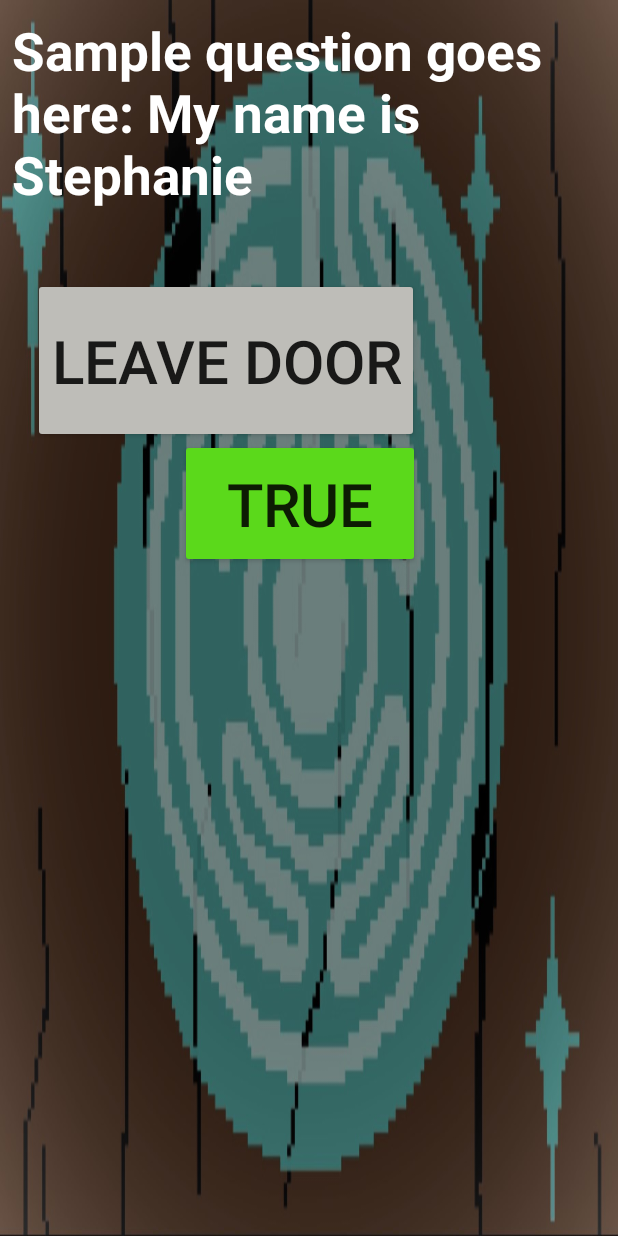
After one commit to mstaesc/TheWarlocksLabyrinth, an Android app: the QuestionScreenFragment screen opened through its navigation route, on a phone screen of 412 x 824 dp. The commit adds this screen. Run offline under Robolectric (Android 15) with nearby library versions, the phone set to English and light mode, and no system bars.

Commit message:
Trying to figure out how to click on door to go to question answering screen. I made the screens in layout xml files, just need to finish the Java to connect the two and have it function.
Need to do:
- update Door.java, NewGameFragment.java, QuestionScreenFragment.java
- Door.java will be fragment with door ImageButton that leads to QuestionScreenFragment.java
- NewGameFragment.java will be an Activity that will hold Door.java and QuestionScreenFragment.java (figure out how to make them communicate to each other through NewGame)

```diff
--- a/app/build.gradle
+++ b/app/build.gradle
@@ -44,4 +44,8 @@ dependencies {
     androidTestImplementation 'androidx.test.espresso:espresso-core:3.4.0'
     apply plugin: "androidx.navigation.safeargs"
 
+    implementation "androidx.viewpager2:viewpager2:1.0.0"
+    // Material - for viewpager2
+    implementation 'com.google.android.material:material:1.3.0'
+    implementation 'com.github.denzcoskun:ImageSlideshow:0.1.2'
 }
--- a/app/src/main/AndroidManifest.xml
+++ b/app/src/main/AndroidManifest.xml
@@ -1,6 +1,9 @@
 <?xml version="1.0" encoding="utf-8"?>
 <manifest xmlns:android="http://schemas.android.com/apk/res/android"
     xmlns:tools="http://schemas.android.com/tools">
+
+    <!--Internet permission, to connect to external libraries etc-->
+    <uses-permission android:name="android.permission.INTERNET"/>
 
     <application
         android:allowBackup="true"
--- a/app/src/main/java/edu/uw/tcss450/mtaesc/thewarlockslabyrinth/ui/HomeFragment.java
+++ b/app/src/main/java/edu/uw/tcss450/mtaesc/thewarlockslabyrinth/ui/HomeFragment.java
@@ -33,6 +33,11 @@ public class HomeFragment extends Fragment {
         super.onViewCreated(view, savedInstanceState);
 
         FragmentHomeBinding binding = FragmentHomeBinding.bind(requireView());
+//        binding.buttonNew.setOnClickListener(button ->
+//                Navigation.findNavController(requireView()).navigate(
+//                        HomeFragmentDirections
+//                                .actionNavigationHomeToNavigationNewGame()));
+        //TODO: QuestionScreenFragment:
         binding.buttonNew.setOnClickListener(button ->
                 Navigation.findNavController(requireView()).navigate(
                         HomeFragmentDirections
--- /dev/null
+++ b/app/src/main/java/edu/uw/tcss450/mtaesc/thewarlockslabyrinth/ui/QuestionScreenFragment.java
@@ -0,0 +1,189 @@
+package edu.uw.tcss450.mtaesc.thewarlockslabyrinth.ui;
+
+import static android.app.PendingIntent.getActivity;
+
+import android.content.pm.ActivityInfo;
+import android.os.Bundle;
+import android.view.LayoutInflater;
+import android.view.View;
+import android.view.ViewGroup;
+import android.widget.Button;
+import android.widget.ImageView;
+import android.widget.TextView;
+import android.widget.Toast;
+
+import androidx.annotation.Nullable;
+import androidx.appcompat.app.AppCompatActivity;
+import androidx.fragment.app.Fragment;
+import androidx.navigation.Navigation;
+
+import edu.uw.tcss450.mtaesc.thewarlockslabyrinth.R;
+import edu.uw.tcss450.mtaesc.thewarlockslabyrinth.databinding.FragmentNewGameBinding;
+import edu.uw.tcss450.mtaesc.thewarlockslabyrinth.databinding.FragmentQuestionsScreenBinding;
+import edu.uw.tcss450.mtaesc.thewarlockslabyrinth.ui.game.Question;
+
+public class QuestionScreenFragment extends Fragment implements View.OnClickListener{
+    private static final String TAG = NewGameFragment.class.getSimpleName();
+
+    /*
+    TODO: where questions are displayed for chosen door.
+        -Displays question, has buttons to choose true/false
+        -EX: it's like the user's contact chosen from the contact list in TCSS450 proj
+     */
+
+    private ImageView questionPic;
+    private Button falseBtn;
+    private Button trueBtn;
+
+    //TODO: implement:
+    private Button goBackBtn;
+    private Button goForwardBtn;
+
+    private TextView questionText;
+
+    private int correctAns = 0;
+    private int currentQuestionIndex = 0; //current index of question in q array
+
+    // TODO: QuestionScreenFragment things:
+    int[] evenDoors = {R.drawable.door_1, R.drawable.door_2, R.drawable.door_3, R.drawable.door_4};
+
+    int[] oddDoors = {R.drawable.door_1_alt, R.drawable.door_2_alt, R.drawable.door_3_alt, R.drawable.door_4_alt};
+
+    /**
+     set up array of questions w/ objects of Question class.
+     EX: Question(Question ID text, correct answer boolean)
+     */
+    private Question[] q = new Question[] {
+            //TODO: hook up database and put questions in QuestionID
+            new Question(R.string.questionText, true), //QuestionID from string.xml
+            new Question(R.string.questionText2, false),
+            new Question(R.string.questionText3, true),
+            new Question(R.string.questionText4, false),
+    };
+
+    @Override
+    public void onCreate(Bundle savedInstanceState) {
+        super.onCreate(savedInstanceState);
+//        setContentView(R.layout.fragment_questions_screen);
+    // Fragment locked in landscape screen orientation
+        getActivity().setRequestedOrientation(ActivityInfo.SCREEN_ORIENTATION_LANDSCAPE);
+    }
+
+    @Override
+    public View onCreateView(LayoutInflater inflater, ViewGroup container,
+                             Bundle savedInstanceState) {
+        // Inflate the layout for this fragment
+        return inflater.inflate(R.layout.fragment_questions_screen, container, false);
+    }
+
+    @Override
+    public void onViewCreated(View view, @Nullable Bundle savedInstanceState) {
+        //TODO: register buttons to listen to click events
+        falseBtn = (Button) getView().findViewById(R.id.falseBtn);
+        trueBtn = (Button) getView().findViewById(R.id.trueBtn);
+        falseBtn.setOnClickListener(this);
+        trueBtn.setOnClickListener(this);
+
+        goBackBtn = (Button) getView().findViewById(R.id.goBackBtn);
+        goForwardBtn = (Button) getView().findViewById(R.id.goForwardBtn);
+        goBackBtn.setOnClickListener(this);
+        goForwardBtn.setOnClickListener(this);
+        //default invisible until question is answered
+        goForwardBtn.setVisibility(View.INVISIBLE);
+        goForwardBtn.setVisibility(View.INVISIBLE);
+
+        questionText = (TextView) getView().findViewById(R.id.answerText);
+        questionPic = (ImageView) getView().findViewById(R.id.questions_background);
+    }
+
+    @Override
+    public void onClick(View view) {
+        //check what button the user clicks w/ switch case
+        switch (view.getId()) {
+            case R.id.falseBtn:
+                checkUserAnswer(false);
+                break;
+            case R.id.trueBtn:
+                checkUserAnswer(true);
+                break;
+            case R.id.goBackBtn:
+                //todo
+//
+                break;
+            case R.id.goForwardBtn:
+                //todo
+        }
+    }
+
+
+    FragmentQuestionsScreenBinding mBinding;
+//                View mView;
+//                mBinding.goBackBtn.setOnClickListener(
+//                      view1 -> {
+//                          Navigation.findNavController(mView).navigate(
+//                                  Directio
+//                          );
+//                      }
+//                );
+
+    /**
+     * TODO: get question from q[], based on what door the user is at.
+     * @return
+     */
+    private int getQuestion() {
+        //TODO: right now, just 1 question
+        Question que = new Question(R.string.questionText, q[0].getAnswerTrue());
+        return que.getQuestionID();
+    }
+
+    /**
+        TODO: Shows if user won the game or not, based on doors locked. For now just check number of answers guessed correctly
+     */
+    private void endResults() {
+        //go to next door, only 4 doors
+        if (currentQuestionIndex < 5) {
+            currentQuestionIndex++;
+            //if failed majority of questions, TODO: add accurate # of q's
+            if (correctAns == 0) {
+                questionText.setText(getString(R.string.endBad));
+                falseBtn.setVisibility(View.INVISIBLE);
+                trueBtn.setVisibility(View.INVISIBLE);
+                goBackBtn.setVisibility(View.VISIBLE);
+            } else {
+                questionText.setText(getString(R.string.endGood, correctAns));
+                falseBtn.setVisibility(View.INVISIBLE);
+                trueBtn.setVisibility(View.INVISIBLE);
+                goForwardBtn.setVisibility(View.VISIBLE);
+                goBackBtn.setVisibility(View.VISIBLE);
+            }
+        }
+    }
+
+    /**
+     * Based on result of question gives buttons on leaving or entering the door.
+     *      - If answered correct, then get option to go back or go forward.
+     *      - If answered incorrectly, then get only a go back button and update background to locked_question_background.jpg
+     */
+    private void btnsAfterQuestionAnswered() {
+
+    }
+
+    /**
+     * checks if user answered correctly and pops up message of success or not.
+     *
+     * @param userCorrectAns
+     */
+    private void checkUserAnswer(boolean userCorrectAns) {
+        boolean trueAns = q[currentQuestionIndex].getAnswerTrue();
+        int toastMessageID;
+
+        if (userCorrectAns == trueAns) {
+            toastMessageID = R.string.correct_answer;
+            correctAns++; //increase counter of answers that user got right
+        } else {
+            toastMessageID = R.string.wrong_answer;
+        }
+
+        Toast.makeText(getActivity(), toastMessageID, Toast.LENGTH_SHORT).show(); //pop up to inform user if what answer they chose was correct or not
+    }
+}
--- /dev/null
+++ b/app/src/main/res/layout/fragment_questions_screen.xml
@@ -0,0 +1,83 @@
+<?xml version="1.0" encoding="utf-8"?>
+<RelativeLayout xmlns:android="http://schemas.android.com/apk/res/android"
+    android:id="@+id/containerTest"
+    android:layout_width="match_parent"
+    android:layout_height="match_parent"
+    android:orientation="vertical">
+
+    <ImageView
+        android:id="@+id/questions_background"
+        android:layout_width="wrap_content"
+        android:layout_height="wrap_content"
+        android:scaleType="fitXY"
+        android:contentDescription="Door User is Looking at, can interact with if clicked on"
+        android:src="@drawable/question_background"/>
+
+    <TextView
+        android:id="@+id/answerText"
+        android:layout_width="729dp"
+        android:layout_height="291dp"
+        android:layout_gravity="right"
+        android:layout_marginStart="-2dp"
+        android:contentDescription="Question text user answers"
+        android:padding="10dp"
+        android:text="@string/questionText"
+        android:textColor="@android:color/white"
+        android:textSize="35sp"
+        android:textStyle="bold" />
+
+    <RelativeLayout
+        android:layout_width="match_parent"
+        android:layout_height="86dp"
+        android:layout_below="@+id/answerText"
+        android:layout_marginStart="0dp"
+        android:layout_marginTop="1dp">
+
+        <!--TrueButton-->
+        <Button
+            android:id="@+id/trueBtn"
+            android:layout_width="160dp"
+            android:layout_height="match_parent"
+            android:layout_marginLeft="120dp"
+            android:backgroundTint="#5BD91B"
+            android:contentDescription="True button"
+            android:text="@string/trueText"
+            android:textSize="40sp" />
+
+        <!--FalseButton-->
+        <Button
+            android:id="@+id/falseBtn"
+            android:layout_width="160dp"
+            android:layout_height="match_parent"
+            android:layout_marginLeft="440dp"
+            android:backgroundTint="#E33328"
+            android:contentDescription="false button"
+            android:text="@string/falseText"
+            android:textSize="40sp" />
+
+    </RelativeLayout>
+    <!--leave door, go back into the room-->
+    <Button
+        android:id="@+id/goBackBtn"
+        android:layout_marginTop="185dp"
+        android:layout_width="wrap_content"
+        android:layout_height="110dp"
+        android:layout_marginLeft="22dp"
+        android:backgroundTint="#BEBDB8"
+        android:contentDescription="Go Back"
+        android:text="@string/goBackText"
+        android:textSize="40sp" />
+
+    <!--go through door to move on to next room-->
+    <Button
+        android:id="@+id/goForwardBtn"
+        android:layout_marginTop="185dp"
+        android:layout_width="wrap_content"
+        android:layout_height="110dp"
+        android:layout_marginLeft="440dp"
+        android:backgroundTint="#4ADEDE"
+        android:contentDescription="Enter Door"
+        android:text="@string/goForwardText"
+        android:textSize="40sp" />
+
+</RelativeLayout>
--- a/app/src/main/res/navigation/main_graph.xml
+++ b/app/src/main/res/navigation/main_graph.xml
@@ -6,9 +6,14 @@
     app:startDestination="@id/homeFragment">
 
     <fragment
+        android:id="@+id/navigation_question_screen_fragment"
+        android:name="edu.uw.tcss450.mtaesc.thewarlockslabyrinth.ui.QuestionScreenFragment"
+        android:label="@string/door_question"
+        tools:layout="@layout/fragment_questions_screen" />
+    <fragment
         android:id="@+id/navigation_new_game"
         android:name="edu.uw.tcss450.mtaesc.thewarlockslabyrinth.ui.NewGameFragment"
-        android:label="fragment_new_game"
+        android:label="@string/new_game_doors"
         tools:layout="@layout/fragment_new_game" />
     <fragment
         android:id="@+id/navigation_resume_game"
@@ -31,6 +36,9 @@
         <action
             android:id="@+id/action_navigation_home_to_navigation_new_game"
             app:destination="@id/navigation_new_game" />
+<!--        <action-->
+<!--            android:id="@+id/action_navigation_home_to_navigation_test_game"-->
+<!--            app:destination="@id/navigation_test_game" />-->
         <action
             android:id="@+id/action_navigation_home_to_navigation_resume_game"
             app:destination="@id/navigation_resume_game" />
--- a/app/src/main/res/values/strings.xml
+++ b/app/src/main/res/values/strings.xml
@@ -3,8 +3,9 @@
     <!-- TODO: Remove or change this placeholder text -->
     <string name="hello_blank_fragment">Hello blank fragment</string>
 
-    <string name="trueText">TRUE</string>
-    <string name="falseText">FALSE</string>
+    <string name="new_game_doors">New Game</string>
+    <string name="door_question">Question</string>
+
     <string name="questionText">Sample question goes here: My name is Stephanie</string>
     <string name="questionText2">Sample question goes here: My name is Holly</string>
     <string name="questionText3">Sample question goes here: Bloodborne is made by a Japanese game studio</string>
@@ -15,6 +16,10 @@
 
     <string name="correct_answer">That\'s correct</string>
     <string name="wrong_answer">That\'s incorrect</string>
+    <string name="trueText">TRUE</string>
+    <string name="falseText">FALSE</string>
+    <string name="goBackText">LEAVE DOOR</string>
+    <string name="goForwardText">ENTER DOOR</string>
 
     <string name="endGood">Congrats! You reached the end of the labyrinth and escaped with your life. You got a total correctness of <b>%1$d</b> out of 4</string>
     <string name="endBad">Oh no! You are trapped within the labyrinth with no way out. You are left to starve, your body leaving behind a reminder of the dangers for future explorers lost within the Warlock\'s Labyrinth.</string>
--- a/build.gradle
+++ b/build.gradle
@@ -3,6 +3,8 @@ buildscript {
 
     repositories {
         google()
+        mavenCentral()
+        maven { url 'https://jitpack.io'}
     }
     dependencies {
         classpath 'com.android.tools.build:gradle:7.3.0'
--- a/settings.gradle
+++ b/settings.gradle
@@ -10,6 +10,7 @@ dependencyResolutionManagement {
     repositories {
         google()
         mavenCentral()
+        maven { url "https://jitpack.io" }
     }
 }
 rootProject.name = "The Warlock's Labyrinth"
```
Also changed, not shown: app/src/main/java/edu/uw/tcss450/mtaesc/thewarlockslabyrinth/MainActivity.java (+1 -6 lines), app/src/main/java/edu/uw/tcss450/mtaesc/thewarlockslabyrinth/ui/NewGameFragment.java (+20 -39 lines), app/src/main/java/edu/uw/tcss450/mtaesc/thewarlockslabyrinth/ui/game/Door.java (added, +40 -0 lines), app/src/main/java/edu/uw/tcss450/mtaesc/thewarlockslabyrinth/ui/game/Room.java (+65 -1 lines), app/src/main/res/layout/fragment_new_game.xml (+23 -70 lines), gradle.properties (+9 -13 lines), app/src/main/res/drawable/question_background.jpg (added).
